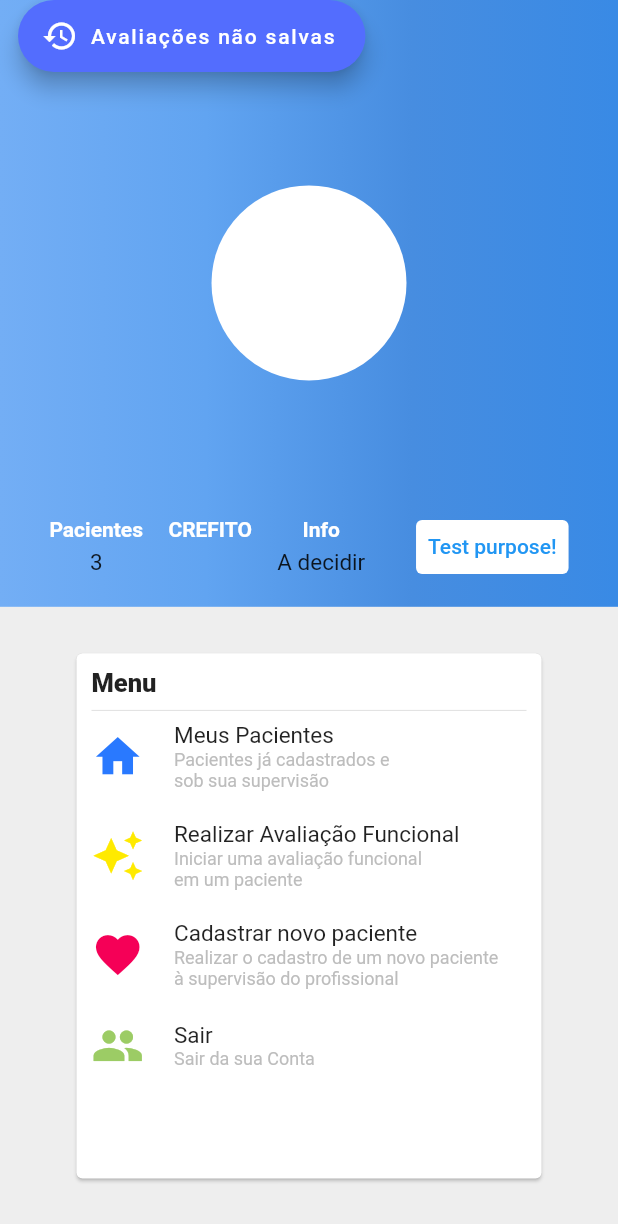
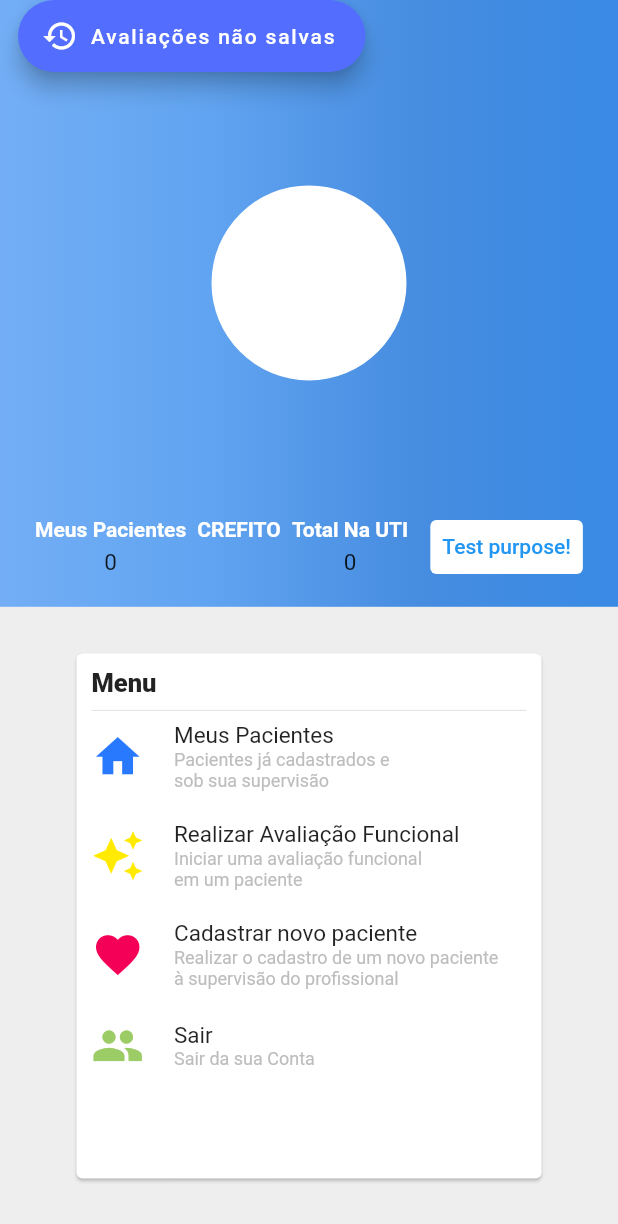
Before and after one commit to MathMarks/avaliaPhysio, a Flutter app: the screen it shows once a user with an empty profile is signed in, on a phone screen of 412 x 824 dp. Shown: the top 1224 px of the screen. Run offline on Flutter 3.47's test engine with Material 2 defaults, Android fonts, the phone set to English and light mode, and no system bars; our stand-ins replace cloud_firestore, firebase_auth, firebase_core, fl_chart, group_button and 2 more; missing offline and left inert: dart:ffi, localstore, open_file_plus, to_csv; accounts and stored records are empty.

Commit message:
0.6.1 - Profile page agora mostra o numero real de pacientes sob a supervisão do fisioterapeuta logado, assim como o numero total de pacientes na UTI

```diff
--- a/lib/firebaseManipulation/userInfo.dart
+++ b/lib/firebaseManipulation/userInfo.dart
@@ -1,5 +1,7 @@
+import 'dart:async';
 import 'package:cloud_firestore/cloud_firestore.dart';
 import 'package:flutter/material.dart';
+import 'dart:developer' as dev;
 
 class GetUserName extends StatelessWidget {
   final String documentID;
@@ -83,7 +85,7 @@ class GetUserEmail extends StatelessWidget {
 class GetUserCrefito extends StatelessWidget {
   final String documentID;
 
-  GetUserCrefito({required this.documentID});
+  const GetUserCrefito({required this.documentID});
 
   @override
   Widget build(BuildContext context) {
@@ -100,12 +102,12 @@ class GetUserCrefito extends StatelessWidget {
           // print(snapshot.data!["crefito"]);
           return Text(
             '${snapshot.data!["crefito"]}',
-            style: TextStyle(
+            style: const TextStyle(
               fontSize: 15.0,
             ),
           );
         }
-        return Text('0000',
+        return const Text('error',
             style: TextStyle(
               color: Colors.white,
               fontSize: 20.0,
@@ -114,3 +116,66 @@ class GetUserCrefito extends StatelessWidget {
     );
   }
 }
+
+class GetPacientsNum extends StatelessWidget {
+  final String documentID;
+
+  const GetPacientsNum({required this.documentID});
+
+  @override
+  Widget build(BuildContext context) {
+    return StreamBuilder<QuerySnapshot>(
+      stream: FirebaseFirestore.instance
+          .collection("pacientes")
+          .where('fisioID', isEqualTo: documentID)
+          .snapshots(),
+      builder: ((context, AsyncSnapshot<QuerySnapshot> snapshot) {
+        if (snapshot.connectionState == ConnectionState.active &&
+            snapshot.hasData) {
+          final num = snapshot.data!.docs.length;
+          return Text(
+            '$num',
+            style: const TextStyle(
+              fontSize: 15.0,
+            ),
+          );
+        }
+        return const Text('error',
+            style: TextStyle(
+              color: Colors.white,
+              fontSize: 20.0,
+            ));
+      }),
+    );
+  }
+}
+
+class GetPacientsTotal extends StatelessWidget {
+  final String documentID;
+
+  const GetPacientsTotal({required this.documentID});
+
+  @override
+  Widget build(BuildContext context) {
+    return StreamBuilder<QuerySnapshot>(
+      stream: FirebaseFirestore.instance.collection("pacientes").snapshots(),
+      builder: ((context, AsyncSnapshot<QuerySnapshot> snapshot) {
+        if (snapshot.connectionState == ConnectionState.active &&
+            snapshot.hasData) {
+          final num = snapshot.data!.docs.length;
+          return Text(
+            '$num',
+            style: const TextStyle(
+              fontSize: 15.0,
+            ),
+          );
+        }
+        return const Text('error',
+            style: TextStyle(
+              color: Colors.white,
+              fontSize: 20.0,
+            ));
+      }),
+    );
+  }
+}
--- a/lib/profile_page.dart
+++ b/lib/profile_page.dart
@@ -126,7 +126,7 @@ class _ProfileState extends State<Profile> {
                                       child: Column(
                                     children: [
                                       Text(
-                                        'Pacientes',
+                                        'Meus Pacientes',
                                         style: TextStyle(
                                             color: Colors.white,
                                             fontSize: 14.0,
@@ -135,12 +135,7 @@ class _ProfileState extends State<Profile> {
                                       SizedBox(
                                         height: 5.0,
                                       ),
-                                      Text(
-                                        "3",
-                                        style: TextStyle(
-                                          fontSize: 15.0,
-                                        ),
-                                      )
+                                      GetPacientsNum(documentID: user.uid)
                                     ],
                                   )),
                                   Container(
@@ -162,7 +157,7 @@ class _ProfileState extends State<Profile> {
                                       child: Column(
                                     children: [
                                       Text(
-                                        'Info',
+                                        'Total Na UTI',
                                         style: TextStyle(
                                             color: Colors.white,
                                             fontSize: 14.0,
@@ -171,12 +166,7 @@ class _ProfileState extends State<Profile> {
                                       SizedBox(
                                         height: 5.0,
                                       ),
-                                      Text(
-                                        'A decidir',
-                                        style: TextStyle(
-                                          fontSize: 15.0,
-                                        ),
-                                      )
+                                      GetPacientsTotal(documentID: user.uid)
                                     ],
                                   )),
                                   Divider(),
```
